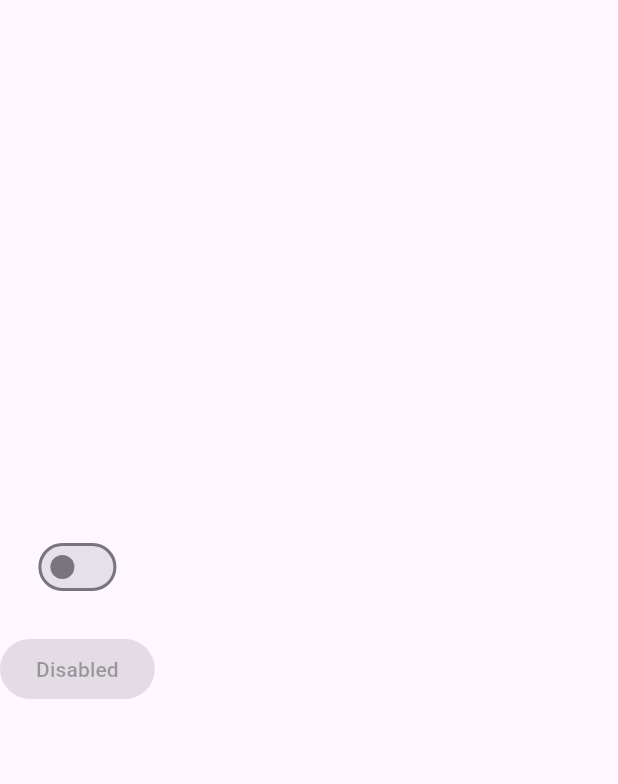
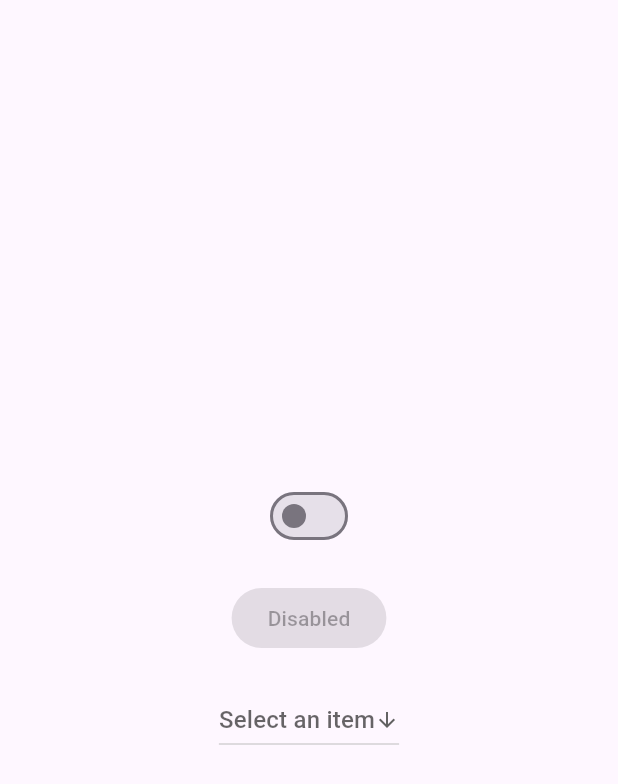
Before and after one commit to alli2729/reg_and_login, a Flutter app: the screen it shows after launch, on a phone screen of 412 x 824 dp. Shown: the top 784 px of the screen. Run offline on Flutter 3.47's test engine with Material 3 defaults, Android fonts, the phone set to English and light mode, and no system bars.

Commit message:
added dropdown

```diff
--- a/lib/pages/sample.dart
+++ b/lib/pages/sample.dart
@@ -9,11 +9,50 @@ class Sample extends StatefulWidget {
 
 class _SampleState extends State<Sample> {
   bool _toggle = false;
+  final List<DropdownMenuItem> items = [
+    const DropdownMenuItem(
+      value: '1',
+      child: Row(
+        mainAxisAlignment: MainAxisAlignment.spaceBetween,
+        children: [Text('1'), Icon(Icons.one_k)],
+      ),
+    ),
+    const DropdownMenuItem(
+      value: '2',
+      child: Row(
+        mainAxisAlignment: MainAxisAlignment.spaceBetween,
+        children: [Text('2'), Icon(Icons.two_k)],
+      ),
+    ),
+    const DropdownMenuItem(
+      value: '3',
+      child: Row(
+        mainAxisAlignment: MainAxisAlignment.spaceBetween,
+        children: [Text('3'), Icon(Icons.three_k)],
+      ),
+    ),
+    const DropdownMenuItem(
+      value: '4',
+      child: Row(
+        mainAxisAlignment: MainAxisAlignment.spaceBetween,
+        children: [Text('4'), Icon(Icons.four_k)],
+      ),
+    ),
+    const DropdownMenuItem(
+      value: '5',
+      child: Row(
+        mainAxisAlignment: MainAxisAlignment.spaceBetween,
+        children: [Text('5'), Icon(Icons.five_k)],
+      ),
+    ),
+  ];
+  String? _item;
 
   @override
   Widget build(BuildContext context) {
     return Scaffold(
-      body: Column(
+      body: Center(
+        child: Column(
           mainAxisAlignment: MainAxisAlignment.center,
           crossAxisAlignment: CrossAxisAlignment.center,
           children: [
@@ -24,8 +63,22 @@ class _SampleState extends State<Sample> {
             ElevatedButton(
               onPressed: (_toggle) ? () {} : null,
               child: (_toggle) ? const Text('Enabled') : const Text('Disabled'),
-          )
+            ),
+            const SizedBox(height: 20),
+            DropdownButton(
+              onChanged: (value) => setState(() => _item = value),
+              value: _item,
+              items: items,
+              dropdownColor: const Color.fromARGB(255, 196, 240, 145),
+              borderRadius: BorderRadius.circular(8),
+              iconSize: 16,
+              alignment: Alignment.center,
+              elevation: 0,
+              hint: const Text('Select an item'),
+              icon: const Icon(Icons.arrow_downward),
+            ),
           ],
+        ),
       ),
     );
   }
```
Lines whose indentation alone changed are shown as unchanged.
